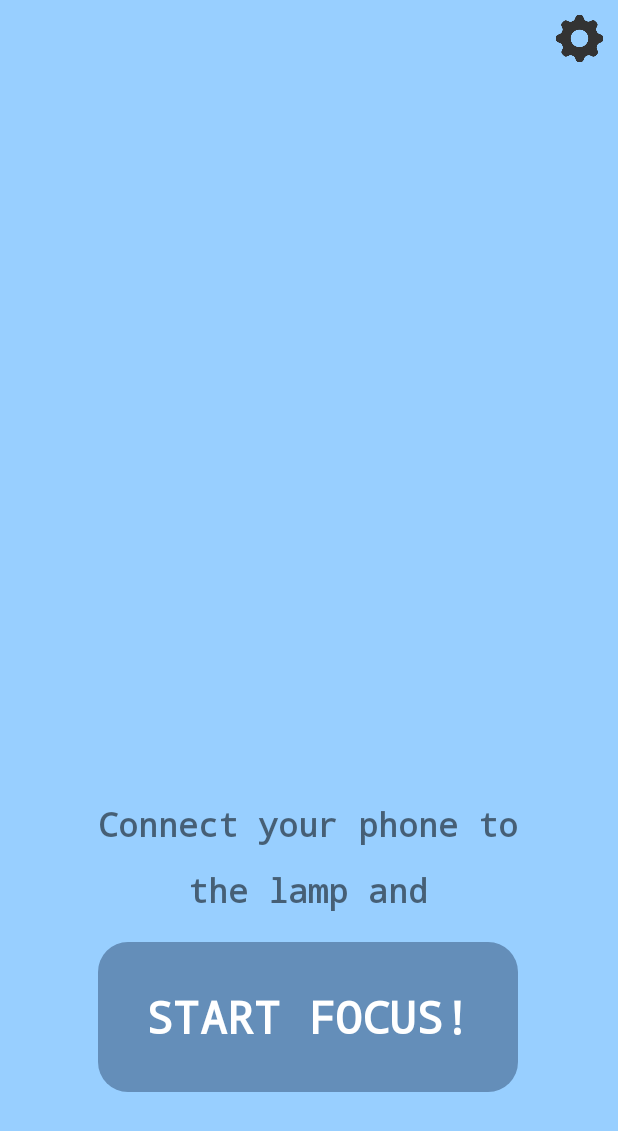
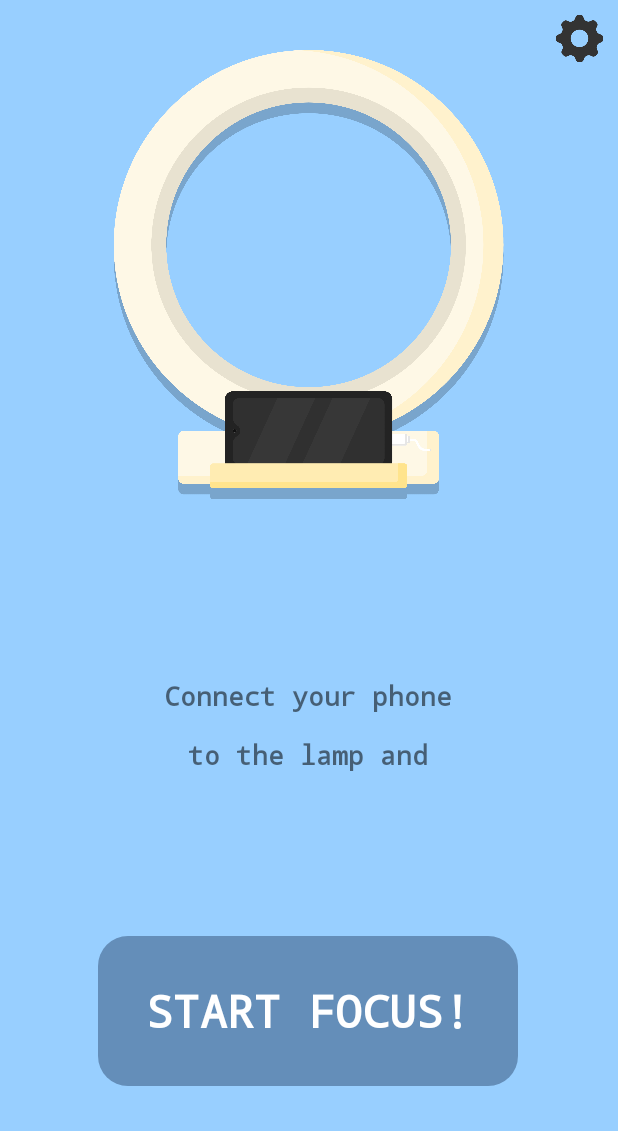
Before and after one commit to Jiazheng411/NotificationBlocker, an Android app: the screen it shows after launch (MainActivity), on a phone screen of 412 x 824 dp. Shown: the top 1131 px of the screen. Run offline under Robolectric (Android 15) with nearby library versions, the phone set to English and light mode, and no system bars.

Commit message:
ui adaption

```diff
--- a/app/src/main/res/layout-land/activity_main.xml
+++ b/app/src/main/res/layout-land/activity_main.xml
@@ -39,7 +39,7 @@
 
     <TextView
         android:id="@+id/text_connect"
-        android:layout_width="320dp"
+        android:layout_width="280dp"
         android:layout_height="wrap_content"
         android:layout_marginBottom="24dp"
         android:fontFamily="monospace"
@@ -50,8 +50,18 @@
         android:textStyle="bold"
         app:layout_constraintBottom_toTopOf="@+id/buttonStartFocusMode"
         app:layout_constraintEnd_toEndOf="parent"
-        app:layout_constraintHorizontal_bias="0.897"
+        app:layout_constraintHorizontal_bias="0.86"
         app:layout_constraintStart_toStartOf="parent" />
 
+    <ImageView
+        android:layout_width="315dp"
+        android:layout_height="306dp"
+        android:layout_marginStart="24dp"
+        android:layout_marginEnd="24dp"
+        app:layout_constraintBottom_toBottomOf="parent"
+        app:layout_constraintEnd_toStartOf="@+id/text_connect"
+        app:layout_constraintStart_toStartOf="parent"
+        app:layout_constraintTop_toTopOf="parent"
+        app:srcCompat="@drawable/lamp_shadow" />
 
 </androidx.constraintlayout.widget.ConstraintLayout>
--- a/app/src/main/res/layout-port/activity_main.xml
+++ b/app/src/main/res/layout-port/activity_main.xml
@@ -12,7 +12,7 @@
         android:id="@+id/buttonStartFocusMode"
         android:layout_width="280dp"
         android:layout_height="100dp"
-        android:layout_marginBottom="96dp"
+        android:layout_marginBottom="100dp"
         android:background="@drawable/btn_shape"
         android:backgroundTint="@color/blue_shadow"
         android:fontFamily="monospace"
@@ -39,19 +39,28 @@
 
     <TextView
         android:id="@+id/text_connect"
-        android:layout_width="280dp"
+        android:layout_width="220dp"
         android:layout_height="wrap_content"
-        android:layout_marginBottom="20dp"
+        android:layout_marginBottom="24dp"
         android:fontFamily="monospace"
         android:lineSpacingExtra="18sp"
         android:text="@string/text_connect"
         android:textAlignment="center"
-        android:textSize="22sp"
+        android:textSize="18sp"
         android:textStyle="bold"
         app:layout_constraintBottom_toTopOf="@+id/buttonStartFocusMode"
         app:layout_constraintEnd_toEndOf="parent"
         app:layout_constraintHorizontal_bias="0.496"
-        app:layout_constraintStart_toStartOf="parent" />
+        app:layout_constraintStart_toStartOf="parent"
+        app:layout_constraintTop_toBottomOf="@+id/imageView2" />
 
+    <ImageView
+        android:id="@+id/imageView2"
+        android:layout_width="261dp"
+        android:layout_height="366dp"
+        app:layout_constraintEnd_toEndOf="parent"
+        app:layout_constraintStart_toStartOf="parent"
+        app:srcCompat="@drawable/lamp_shadow"
+        tools:layout_editor_absoluteY="94dp" />
 
 </androidx.constraintlayout.widget.ConstraintLayout>
--- a/app/src/main/res/layout/activity_main.xml
+++ b/app/src/main/res/layout/activity_main.xml
@@ -12,7 +12,7 @@
         android:id="@+id/buttonStartFocusMode"
         android:layout_width="280dp"
         android:layout_height="100dp"
-        android:layout_marginBottom="96dp"
+        android:layout_marginBottom="100dp"
         android:background="@drawable/btn_shape"
         android:backgroundTint="@color/blue_shadow"
         android:fontFamily="monospace"
@@ -39,19 +39,28 @@
 
     <TextView
         android:id="@+id/text_connect"
-        android:layout_width="280dp"
+        android:layout_width="220dp"
         android:layout_height="wrap_content"
-        android:layout_marginBottom="20dp"
+        android:layout_marginBottom="24dp"
         android:fontFamily="monospace"
         android:lineSpacingExtra="18sp"
         android:text="@string/text_connect"
         android:textAlignment="center"
-        android:textSize="22sp"
+        android:textSize="18sp"
         android:textStyle="bold"
         app:layout_constraintBottom_toTopOf="@+id/buttonStartFocusMode"
         app:layout_constraintEnd_toEndOf="parent"
         app:layout_constraintHorizontal_bias="0.496"
-        app:layout_constraintStart_toStartOf="parent" />
+        app:layout_constraintStart_toStartOf="parent"
+        app:layout_constraintTop_toBottomOf="@+id/imageView2" />
 
+    <ImageView
+        android:id="@+id/imageView2"
+        android:layout_width="261dp"
+        android:layout_height="366dp"
+        app:layout_constraintEnd_toEndOf="parent"
+        app:layout_constraintStart_toStartOf="parent"
+        app:srcCompat="@drawable/lamp_shadow"
+        tools:layout_editor_absoluteY="94dp" />
 
 </androidx.constraintlayout.widget.ConstraintLayout>
```
Also changed, not shown: app/src/main/res/layout-land/focus_mode_activity.xml (+13 -1 lines), app/src/main/res/layout-land/rest_time_activity.xml (+13 -0 lines), app/src/main/res/layout-port/focus_mode_activity.xml (+12 -2 lines), app/src/main/res/layout-port/rest_time_activity.xml (+16 -9 lines), app/src/main/res/layout/focus_mode_activity.xml (+14 -3 lines), app/src/main/res/layout/rest_time_activity.xml (+16 -9 lines).
